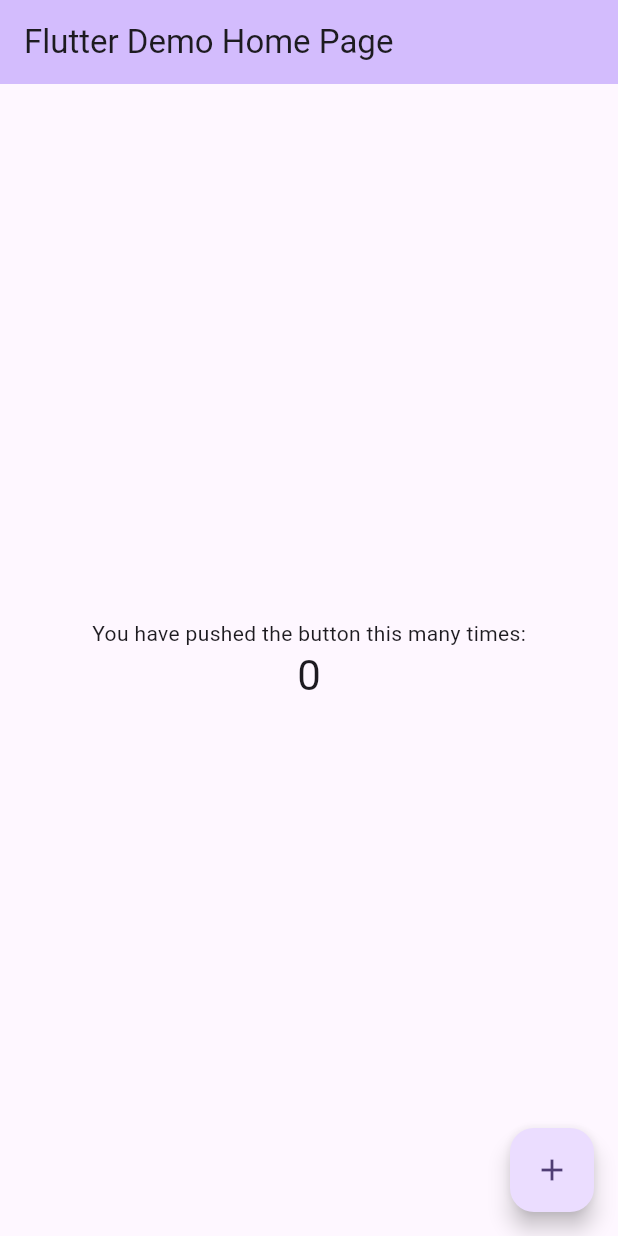
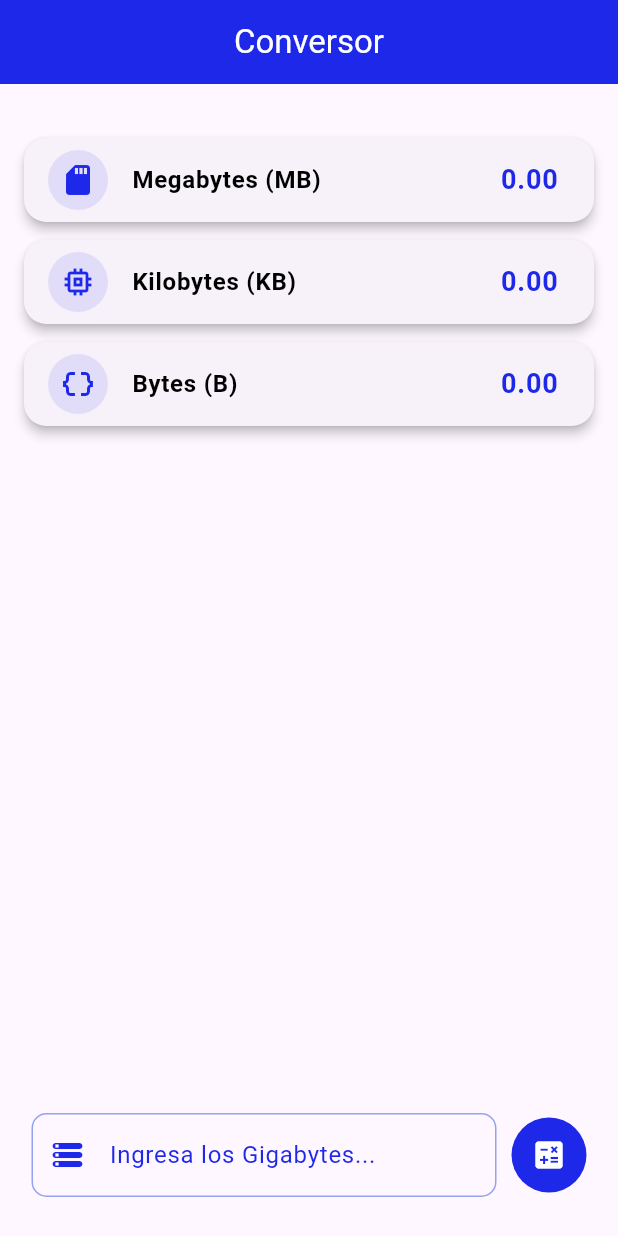
Before and after one commit to Steft91/30738_GrupoAppsMoviles, a Flutter app: the screen it shows after launch, on a phone screen of 412 x 824 dp. Run offline on Flutter 3.47's test engine with Material 3 defaults, Android fonts, the phone set to English and light mode, and no system bars; missing offline and left inert: dart:ffi, ej1_conversion, ej2_memoria.

Commit message:
Ingreso ejercicio 2

```diff
--- /dev/null
+++ b/1P/Tarea1/ejercicio2/lib/controller/memoria_controller.dart
@@ -0,0 +1,15 @@
+import '../model/memoria_model.dart';
+
+class MemoriaController{
+  MemoriaModel? procesar(String inputGigas){
+    try{
+      final gigas= double.parse(inputGigas.replaceAll(',', '.'));
+      if (gigas < 0){
+        return null;
+      }
+      return MemoriaModel.calcular(gigas);
+    }catch(e){
+      return null;
+    }
+  }
+}
--- a/1P/Tarea1/ejercicio2/lib/main.dart
+++ b/1P/Tarea1/ejercicio2/lib/main.dart
@@ -1,122 +1,26 @@
 import 'package:flutter/material.dart';
+// Importa aquí el archivo donde creaste tu ConversionPage
+import 'package:ej2_memoria/view/memoria_view.dart';
+import 'view/memoria_view.dart';
+
 
 void main() {
-  runApp(const MyApp());
+  runApp(Conversordememoria());
 }
 
-class MyApp extends StatelessWidget {
-  const MyApp({super.key});
-
-  // This widget is the root of your application.
+class Conversordememoria extends StatelessWidget {
   @override
   Widget build(BuildContext context) {
+    // configura el diseño global
     return MaterialApp(
-      title: 'Flutter Demo',
+      title: 'Conversor de memoria',
+      debugShowCheckedModeBanner: false,
       theme: ThemeData(
-        // This is the theme of your application.
-        //
-        // TRY THIS: Try running your application with "flutter run". You'll see
-        // the application has a purple toolbar. Then, without quitting the app,
-        // try changing the seedColor in the colorScheme below to Colors.green
-        // and then invoke "hot reload" (save your changes or press the "hot
-        // reload" button in a Flutter-supported IDE, or press "r" if you used
-        // the command line to start the app).
-        //
-        // Notice that the counter didn't reset back to zero; the application
-        // state is not lost during the reload. To reset the state, use hot
-        // restart instead.
-        //
-        // This works for code too, not just values: Most code changes can be
-        // tested with just a hot reload.
-        colorScheme: .fromSeed(seedColor: Colors.deepPurple),
+        primarySwatch: Colors.deepPurple, // Color principal de la app
+        useMaterial3: true, // Activa el diseño moderno de Google
       ),
-      home: const MyHomePage(title: 'Flutter Demo Home Page'),
+
+      home: MemoriaView(),
     );
   }
 }
-
-class MyHomePage extends StatefulWidget {
-  const MyHomePage({super.key, required this.title});
-
-  // This widget is the home page of your application. It is stateful, meaning
-  // that it has a State object (defined below) that contains fields that affect
-  // how it looks.
-
-  // This class is the configuration for the state. It holds the values (in this
-  // case the title) provided by the parent (in this case the App widget) and
-  // used by the build method of the State. Fields in a Widget subclass are
-  // always marked "final".
-
-  final String title;
-
-  @override
-  State<MyHomePage> createState() => _MyHomePageState();
-}
-
-class _MyHomePageState extends State<MyHomePage> {
-  int _counter = 0;
-
-  void _incrementCounter() {
-    setState(() {
-      // This call to setState tells the Flutter framework that something has
-      // changed in this State, which causes it to rerun the build method below
-      // so that the display can reflect the updated values. If we changed
-      // _counter without calling setState(), then the build method would not be
-      // called again, and so nothing would appear to happen.
-      _counter++;
-    });
-  }
-
-  @override
-  Widget build(BuildContext context) {
-    // This method is rerun every time setState is called, for instance as done
-    // by the _incrementCounter method above.
-    //
-    // The Flutter framework has been optimized to make rerunning build methods
-    // fast, so that you can just rebuild anything that needs updating rather
-    // than having to individually change instances of widgets.
-    return Scaffold(
-      appBar: AppBar(
-        // TRY THIS: Try changing the color here to a specific color (to
-        // Colors.amber, perhaps?) and trigger a hot reload to see the AppBar
-        // change color while the other colors stay the same.
-        backgroundColor: Theme.of(context).colorScheme.inversePrimary,
-        // Here we take the value from the MyHomePage object that was created by
-        // the App.build method, and use it to set our appbar title.
-        title: Text(widget.title),
-      ),
-      body: Center(
-        // Center is a layout widget. It takes a single child and positions it
-        // in the middle of the parent.
-        child: Column(
-          // Column is also a layout widget. It takes a list of children and
-          // arranges them vertically. By default, it sizes itself to fit its
-          // children horizontally, and tries to be as tall as its parent.
-          //
-          // Column has various properties to control how it sizes itself and
-          // how it positions its children. Here we use mainAxisAlignment to
-          // center the children vertically; the main axis here is the vertical
-          // axis because Columns are vertical (the cross axis would be
-          // horizontal).
-          //
-          // TRY THIS: Invoke "debug painting" (choose the "Toggle Debug Paint"
-          // action in the IDE, or press "p" in the console), to see the
-          // wireframe for each widget.
-          mainAxisAlignment: .center,
-          children: [
-            const Text('You have pushed the button this many times:'),
-            Text(
-              '$_counter',
-              style: Theme.of(context).textTheme.headlineMedium,
-            ),
-          ],
-        ),
-      ),
-      floatingActionButton: FloatingActionButton(
-        onPressed: _incrementCounter,
-        tooltip: 'Increment',
-        child: const Icon(Icons.add),
-      ),
-    );
-  }
-}
--- /dev/null
+++ b/1P/Tarea1/ejercicio2/lib/model/memoria_model.dart
@@ -0,0 +1,16 @@
+class MemoriaModel{
+  final double megabytes;
+  final double kilobytes;
+  final double bytes;
+
+  MemoriaModel({ required this.megabytes,required this.kilobytes,required this.bytes});
+
+  static MemoriaModel calcular(double gigas){
+    final megabytes = gigas * 1024.0;
+    final kilobytes = megabytes * 1024.0;
+    final bytes = kilobytes * 1024.0;
+
+    return MemoriaModel(megabytes: megabytes, kilobytes: kilobytes, bytes: bytes);
+  }
+
+}
--- /dev/null
+++ b/1P/Tarea1/ejercicio2/lib/view/memoria_view.dart
@@ -0,0 +1,249 @@
+import 'dart:ffi';
+
+import 'package:flutter/material.dart';
+import '../controller/memoria_controller.dart';
+import '../model/memoria_model.dart';
+
+
+//Caja de texto - Atomo
+
+class ATextField extends StatelessWidget{
+
+  final TextEditingController controlador;
+  final String textoAyuda;
+  final IconData icono;
+  final Color colorPrincipal;
+
+  ATextField({super.key, required this.controlador, required this.textoAyuda,required this.icono, this.colorPrincipal = Colors.blueAccent
+  });
+
+  @override
+  Widget build(BuildContext context){
+    return TextField(
+      controller: controlador,
+      keyboardType: TextInputType.number,
+      decoration: InputDecoration(
+        labelText: textoAyuda,
+        labelStyle: TextStyle(color: colorPrincipal),
+        prefixIcon: Icon(icono, color: colorPrincipal),
+        enabledBorder:  OutlineInputBorder(
+          borderRadius: BorderRadius.circular(10.0),
+          borderSide: BorderSide(color: Color(0xFF95A1F1)),
+        ) ,
+        focusedBorder: OutlineInputBorder(
+          borderRadius: BorderRadius.circular(10.0),
+          borderSide: BorderSide(color: colorPrincipal, width: 2),
+        ),
+
+      ),
+    );
+  }
+}
+
+
+// boton - atomo
+
+class ABoton extends StatelessWidget{
+  final String texto;
+  final VoidCallback presionar;
+  final Color colorBoton;
+
+  ABoton({super.key, required this.texto, required this.presionar, this.colorBoton = Colors.deepPurple});
+
+  @override
+  Widget build(BuildContext context) {
+    return InkWell(
+        onTap: presionar,
+        child: CircleAvatar(
+            radius: 25,
+            backgroundColor: colorBoton,
+            child: const Icon(Icons.calculate, color: Color(0xFFFFFFFF))
+        )
+    );
+  }
+
+}
+
+//Molecula - Ingreso de datos
+
+
+
+class MIngreso extends StatelessWidget{
+  final TextEditingController controlador;
+  final VoidCallback calcular;
+  final Color colorTema;
+  final String textoHint;
+  final IconData icono;
+
+  MIngreso({
+    super.key,
+    required this.controlador,
+    required this.calcular,
+    required this.colorTema,
+    this.textoHint = 'Ingresar...',
+    this.icono = Icons.numbers,
+  });
+
+  @override
+  Widget build(BuildContext context) {
+    return Row(
+      children: [
+        Expanded(
+          child: ATextField(
+              controlador: controlador,
+              textoAyuda: textoHint,
+              icono: icono,
+              colorPrincipal: colorTema),
+        ),
+        const SizedBox(width: 10),
+        ABoton(presionar: calcular, colorBoton: colorTema, texto: '',),
+      ],
+    );
+  }
+}
+
+
+class MResultados extends StatelessWidget{
+  final String titulo;
+  final String valor;
+  final IconData icono;
+  final Color color;
+
+  MResultados({super.key, required this.titulo, required this.valor, required this.icono, required this.color
+  });
+
+  @override
+  Widget build(BuildContext context) {
+    return Card(
+      elevation: 3,
+      margin: const EdgeInsets.only(bottom: 12),
+      shape: RoundedRectangleBorder(borderRadius: BorderRadius.circular(15)),
+      child: ListTile(
+        leading: CircleAvatar(
+          backgroundColor: color.withOpacity(0.1),
+          child: Icon(icono, color: color),
+        ),
+        title: Text(
+          titulo,
+          style: const TextStyle(fontWeight: FontWeight.bold, color: Colors.black),
+        ),
+        trailing: Text(
+          valor,
+          style: TextStyle(
+              fontSize: 18,
+              fontWeight: FontWeight.bold,
+              color: color
+          ),
+        ),
+      ),
+    );
+  }
+
+}
+
+
+
+//Organismo
+
+class MemoriaVista extends StatefulWidget{
+
+  final Color colorTema;
+  const MemoriaVista({super.key, required this.colorTema
+  });
+
+  @override
+  State<MemoriaVista> createState() => MemoriaVistaState();
+}
+class MemoriaVistaState extends State<MemoriaVista>{
+  final TextEditingController gigasController = TextEditingController();
+  final MemoriaController  controller = MemoriaController();
+
+  MemoriaModel? resultado;
+  String error ='';
+
+  void ejecutarCalculo(){
+    FocusScope.of(context).unfocus();
+    final resultadoejecucion = controller.procesar(gigasController.text);
+    setState(() {
+      if(resultadoejecucion!=null){
+        resultado = resultadoejecucion;
+        error = '';
+      } else {
+        resultado = null;
+        error = 'Ingresa un valor valido';
+      }
+    });
+  }
+
+  @override
+  void dispose(){
+    gigasController.dispose();
+    super.dispose();
+  }
+  @override
+  Widget build(BuildContext context) {
+    return Column(
+      children:[
+        Expanded(child: ListView(
+          padding: const EdgeInsets.only(bottom: 20),
+          children: [
+            const SizedBox(height: 10,),
+            if(error.isNotEmpty)
+              Text(error,
+                style: const TextStyle(color: Colors.blueAccent, fontWeight: FontWeight.bold),
+                textAlign: TextAlign.center,
+              ),
+            const SizedBox(height: 10),
+            MResultados(
+              titulo: 'Megabytes (MB)',
+              valor: resultado?.megabytes.toStringAsFixed(2) ?? '0.00',
+              icono: Icons.sd_storage,
+              color: widget.colorTema,
+            ),
+            MResultados(
+              titulo: 'Kilobytes (KB)',
+              valor: resultado?.kilobytes.toStringAsFixed(2) ?? '0.00',
+              icono: Icons.memory,
+              color: widget.colorTema,
+            ),
+            MResultados(
+              titulo: 'Bytes (B)',
+              valor: resultado?.bytes.toStringAsFixed(2) ?? '0.00',
+              icono: Icons.data_object,
+              color: widget.colorTema,
+            ),
+          ],
+        ),
+        ),
+        Container(
+          padding: const EdgeInsets.symmetric(vertical: 10, horizontal: 5),
+          color: Theme.of(context).scaffoldBackgroundColor, // Mismo color del fondo
+          child: MIngreso(controlador: gigasController, calcular: ejecutarCalculo, colorTema: widget.colorTema,
+          textoHint: 'Ingresa los Gigabytes...', icono: Icons.storage_rounded,),
+        ),
+      ],
+    );
+  }
+}
+
+
+class MemoriaView extends StatelessWidget{
+  final Color micolor = const Color(0xFF1E28E9);
+
+  @override
+  Widget build(BuildContext context){
+    return Scaffold(
+      appBar: AppBar(
+        title: const Text('Conversor'),
+        backgroundColor: micolor,
+        foregroundColor: Color(0xFFFFFFFF),
+        centerTitle: true,
+      ),
+      body: Padding(
+        padding: const EdgeInsets.all(16.0),
+        child: MemoriaVista(colorTema: micolor),
+      ),
+    );
+  }
+
+}
```
